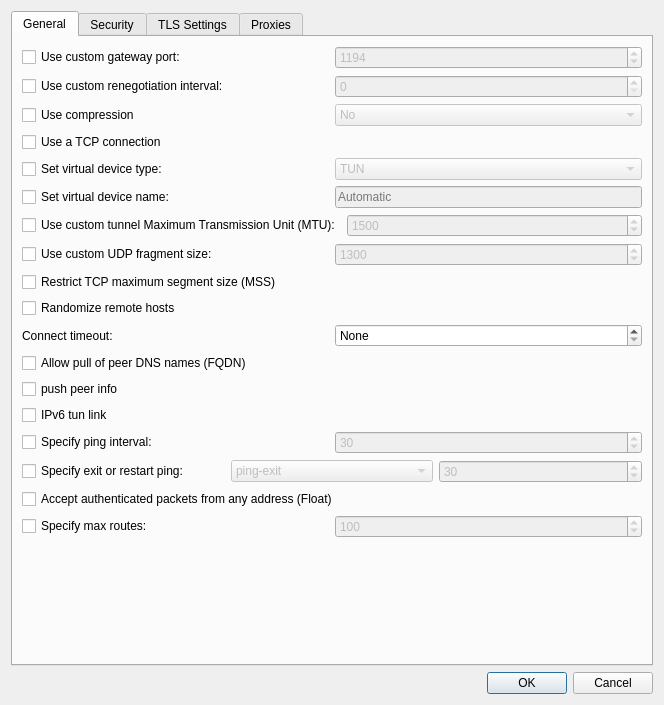
Above: vpn/openvpn/openvpnadvanced.ui from KDE/plasma-nm before the change. Below: the same form after it.
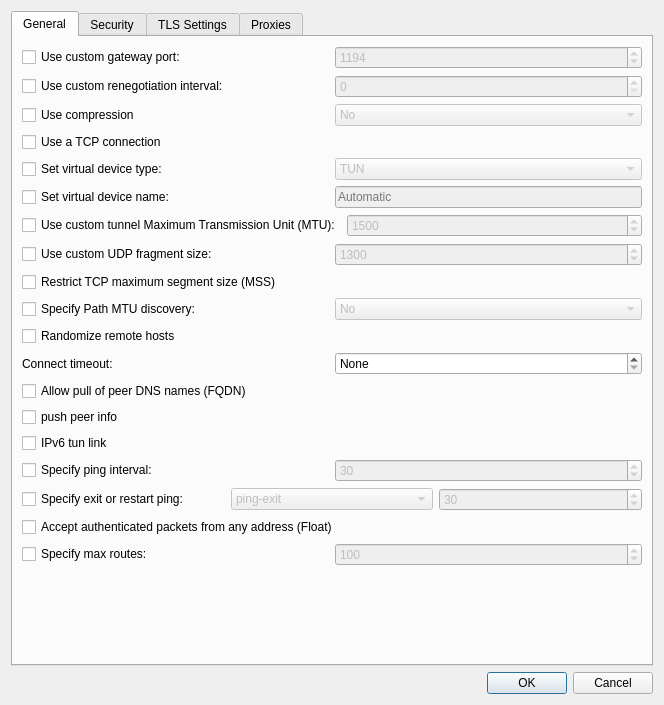
That is the form after the change. Custom widgets are drawn as their Qt base class.

Commit message: openvpn: Import mtu-disc

Patch:
```diff
--- a/vpn/openvpn/openvpnadvanced.ui
+++ b/vpn/openvpn/openvpnadvanced.ui
@@ -298,6 +298,42 @@
          </property>
         </widget>
        </item>
+      <item>
+       <layout class="QHBoxLayout" name="horizontalLayout_mtuDisc">
+        <item>
+         <widget class="QCheckBox" name="chkMtuDisc">
+          <property name="toolTip">
+           <string>Control Path MTU discovery behavior.</string>
+          </property>
+          <property name="text">
+           <string>Specify Path MTU discovery:</string>
+          </property>
+         </widget>
+        </item>
+        <item>
+         <widget class="QComboBox" name="cmbMtuDisc">
+          <property name="enabled">
+           <bool>false</bool>
+          </property>
+          <item>
+           <property name="text">
+            <string>No</string>
+           </property>
+          </item>
+          <item>
+           <property name="text">
+            <string>Maybe</string>
+           </property>
+          </item>
+          <item>
+           <property name="text">
+            <string>Yes</string>
+           </property>
+          </item>
+         </widget>
+        </item>
+       </layout>
+      </item>
        <item>
         <widget class="QCheckBox" name="chkRandRemHosts">
          <property name="toolTip">
```
Left out of the diff: 18 changed lines with no effect on the pictures. Lines whose indentation alone changed are shown as unchanged. The commit also changes 1 other file.
